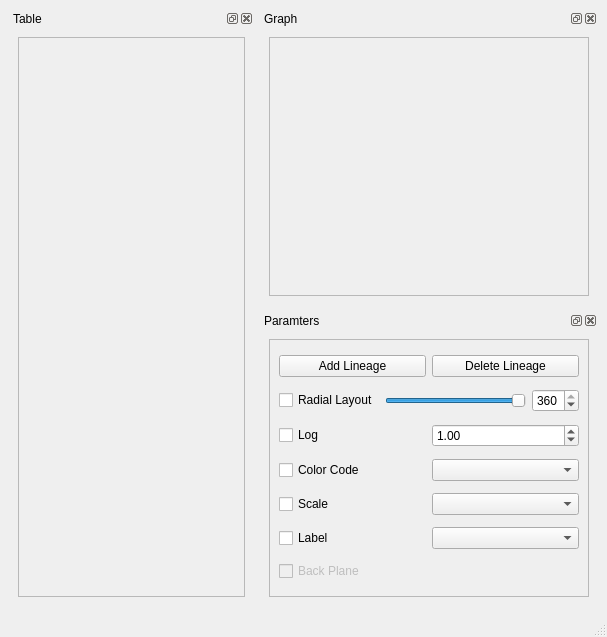
Qt form lineageViewer.ui (NicolasRannou/lineageViewer) before a commit.
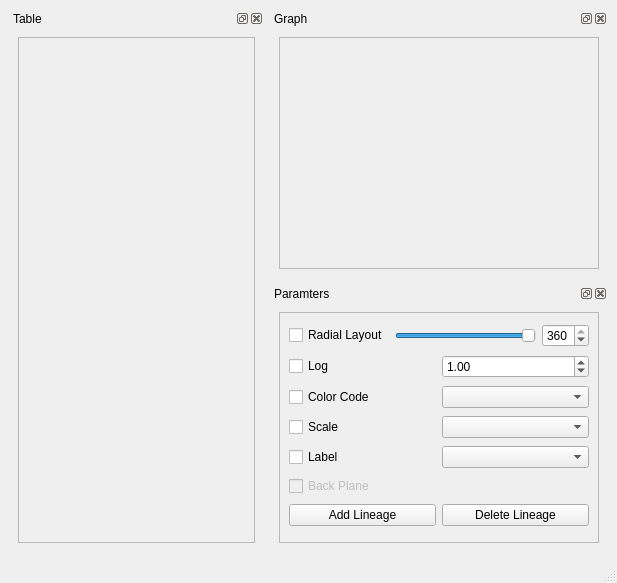
The same form after that commit. Custom widgets are drawn as their Qt base class.

What changed in the file:
```diff
--- a/lineageViewer.ui
+++ b/lineageViewer.ui
@@ -6,8 +6,8 @@
    <rect>
     <x>0</x>
     <y>0</y>
-    <width>607</width>
-    <height>637</height>
+    <width>617</width>
+    <height>583</height>
    </rect>
   </property>
   <property name="windowTitle">
@@ -109,24 +109,6 @@
            <enum>QFrame::Raised</enum>
           </property>
           <layout class="QGridLayout" name="gridLayout_15">
-           <item row="0" column="0">
-            <layout class="QGridLayout" name="gridLayout_13">
-             <item row="0" column="0">
-              <widget class="QPushButton" name="addLineagePushButton">
-               <property name="text">
-                <string>Add Lineage</string>
-               </property>
-              </widget>
-             </item>
-             <item row="0" column="1">
-              <widget class="QPushButton" name="deleteLineagePushButton">
-               <property name="text">
-                <string>Delete Lineage</string>
-               </property>
-              </widget>
-             </item>
-            </layout>
-           </item>
            <item row="1" column="0">
             <layout class="QGridLayout" name="gridLayout_7">
              <item row="0" column="0">
@@ -241,6 +223,24 @@
              </property>
             </widget>
            </item>
+           <item row="7" column="0">
+            <layout class="QGridLayout" name="gridLayout_13">
+             <item row="0" column="0">
+              <widget class="QPushButton" name="addLineagePushButton">
+               <property name="text">
+                <string>Add Lineage</string>
+               </property>
+              </widget>
+             </item>
+             <item row="0" column="1">
+              <widget class="QPushButton" name="deleteLineagePushButton">
+               <property name="text">
+                <string>Delete Lineage</string>
+               </property>
+              </widget>
+             </item>
+            </layout>
+           </item>
           </layout>
          </widget>
         </item>
```
Left out of the diff: 2 changed lines with no effect on the pictures.
